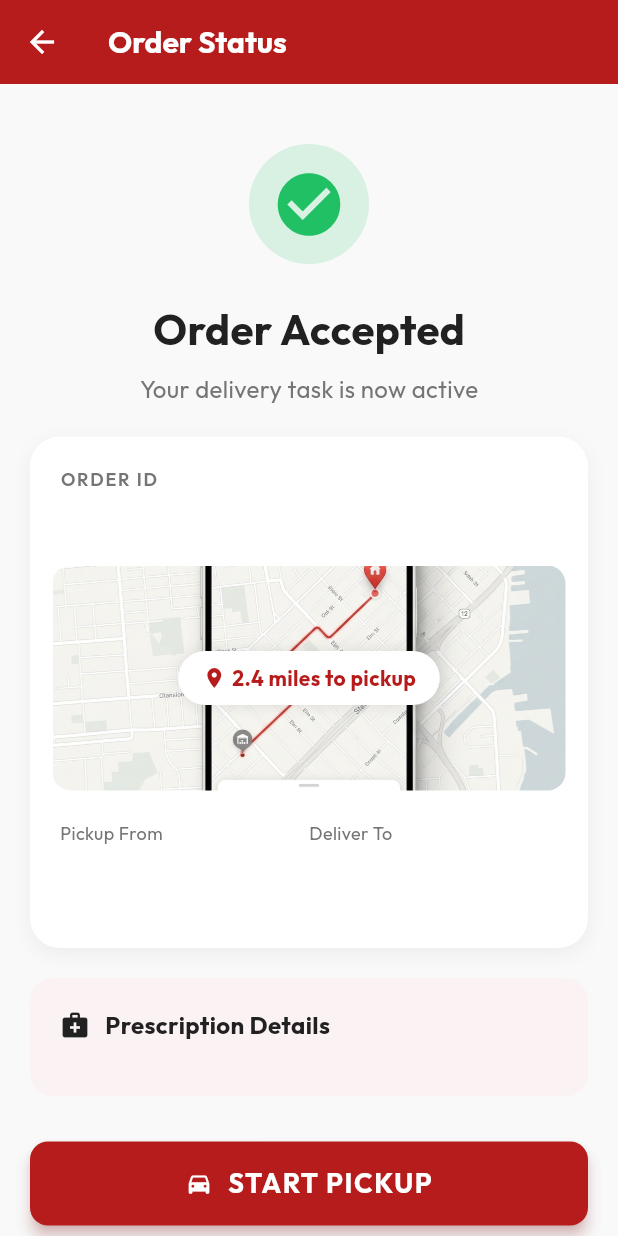
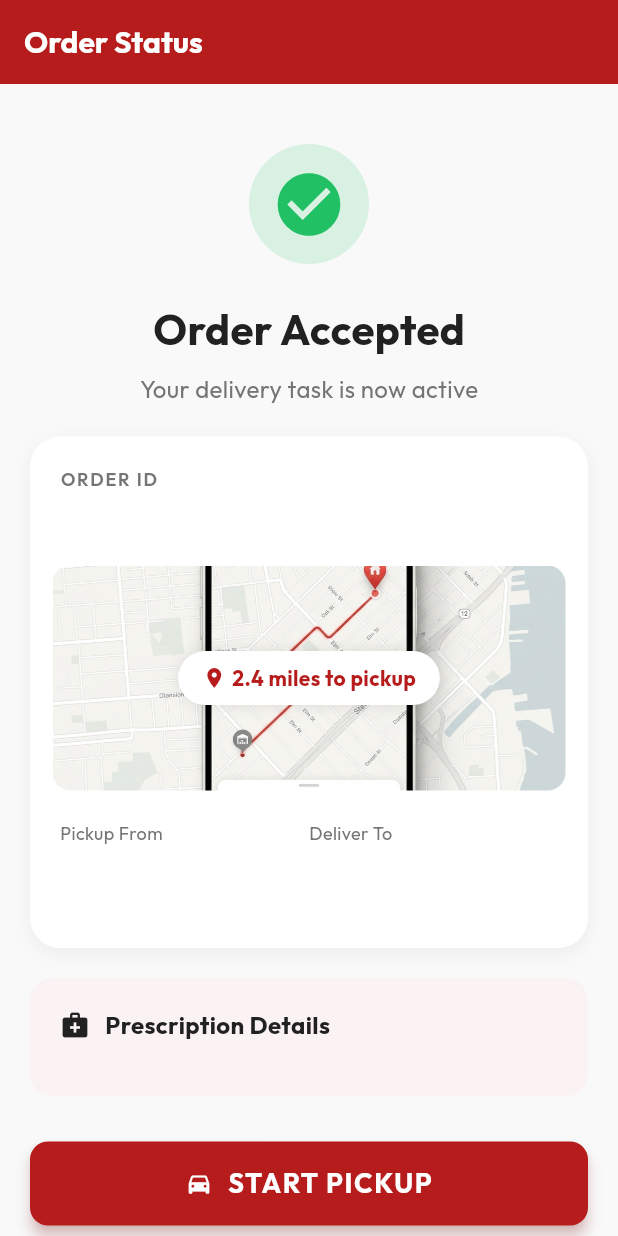
Before and after one commit to stevenayad/Delivery-SmartCare, a Flutter app: the OrderStatusView screen opened directly with empty values, on a phone screen of 412 x 824 dp. Run offline on Flutter 3.47's test engine with Material 3 defaults, Android fonts, the phone set to English and light mode, and no system bars; our stand-ins replace bloc, dartz, dio, flutter_bloc, flutter_secure_storage, geolocator and 4 more; missing offline and left inert: dart:ffi; accounts and stored records are empty; network calls fail.

Commit message:
feat: prevent navigating back after accepting order

```diff
--- a/delviery_smartcare/lib/features/orders/presentation/views/order_status_view.dart
+++ b/delviery_smartcare/lib/features/orders/presentation/views/order_status_view.dart
@@ -4,7 +4,6 @@ import 'package:flutter/material.dart';
 import 'package:delviery_smartcare/core/theme/app_colors.dart';
 
 class OrderStatusView extends StatelessWidget {
-
   final OrderDelvieryShippingDatum order;
 
   const OrderStatusView({super.key, required this.order});
@@ -15,16 +14,12 @@ class OrderStatusView extends StatelessWidget {
       backgroundColor: AppColors.background,
       appBar: AppBar(
         backgroundColor: AppColors.primary,
-        leading: IconButton(
-          icon: const Icon(Icons.arrow_back, color: Colors.white),
-          onPressed: () => Navigator.pop(context),
-        ),
         title: const Text(
           'Order Status',
           style: TextStyle(color: Colors.white, fontWeight: FontWeight.bold),
         ),
       ),
-      body:  OrderStatusBody(order: order,),
+      body: OrderStatusBody(order: order),
     );
   }
 }
```
Also changed, not shown: delviery_smartcare/lib/features/orders/presentation/views/widgets/delivery_success_body.dart (+10 -5 lines), delviery_smartcare/lib/features/orders/presentation/views/widgets/order_details_body.dart (+7 -7 lines), delviery_smartcare/lib/presentation/widgets/main_scaffold.dart (+5 -7 lines).
